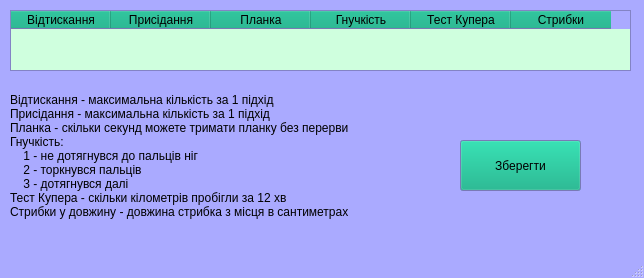
Qt form physicaltestwindow.ui (Stalkeroid13/Health_statistic) before a commit.
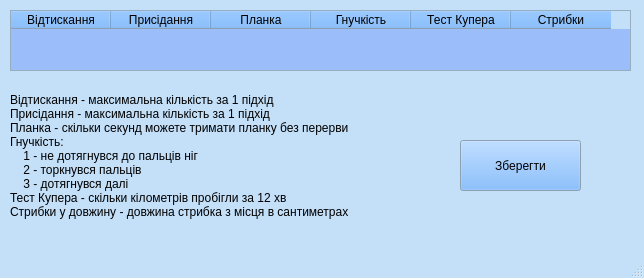
The same form after that commit.

What changed in the file:
```diff
--- a/physicaltestwindow.ui
+++ b/physicaltestwindow.ui
@@ -16,27 +16,81 @@
      <colorrole role="Button">
       <brush brushstyle="SolidPattern">
        <color alpha="255">
+        <red>103</red>
+        <green>170</green>
+        <blue>249</blue>
+       </color>
+      </brush>
+     </colorrole>
+     <colorrole role="BrightText">
+      <brush brushstyle="SolidPattern">
+       <color alpha="255">
         <red>0</red>
-        <green>170</green>
-        <blue>127</blue>
+        <green>0</green>
+        <blue>0</blue>
        </color>
       </brush>
      </colorrole>
      <colorrole role="Base">
       <brush brushstyle="SolidPattern">
        <color alpha="255">
-        <red>207</red>
-        <green>255</green>
-        <blue>222</blue>
+        <red>155</red>
+        <green>189</green>
+        <blue>249</blue>
        </color>
       </brush>
      </colorrole>
      <colorrole role="Window">
       <brush brushstyle="SolidPattern">
        <color alpha="255">
-        <red>170</red>
-        <green>170</green>
-        <blue>255</blue>
+        <red>196</red>
+        <green>224</green>
+        <blue>249</blue>
+       </color>
+      </brush>
+     </colorrole>
+     <colorrole role="Highlight">
+      <brush brushstyle="SolidPattern">
+       <color alpha="255">
+        <red>185</red>
+        <green>95</green>
+        <blue>137</blue>
+       </color>
+      </brush>
+     </colorrole>
+     <colorrole role="Link">
+      <brush brushstyle="SolidPattern">
+       <color alpha="255">
+        <red>46</red>
+        <green>192</green>
+        <blue>249</blue>
+       </color>
+      </brush>
+     </colorrole>
+     <colorrole role="LinkVisited">
+      <brush brushstyle="SolidPattern">
+       <color alpha="255">
+        <red>31</red>
+        <green>131</green>
+        <blue>168</blue>
+       </color>
+      </brush>
+     </colorrole>
+     <colorrole role="AlternateBase">
+      <brush brushstyle="SolidPattern">
+       <color alpha="255">
+        <red>196</red>
+        <green>224</green>
+        <blue>249</blue>
+       </color>
+      </brush>
+     </colorrole>
+     <colorrole role="Accent">
+      <brush brushstyle="SolidPattern">
+       <color alpha="255">
+        <red>128</red>
+        <green>128</green>
+        <blue>128</blue>
        </color>
       </brush>
      </colorrole>
@@ -45,27 +99,81 @@
      <colorrole role="Button">
       <brush brushstyle="SolidPattern">
        <color alpha="255">
+        <red>103</red>
+        <green>170</green>
+        <blue>249</blue>
+       </color>
+      </brush>
+     </colorrole>
+     <colorrole role="BrightText">
+      <brush brushstyle="SolidPattern">
+       <color alpha="255">
         <red>0</red>
-        <green>170</green>
-        <blue>127</blue>
+        <green>0</green>
+        <blue>0</blue>
        </color>
       </brush>
      </colorrole>
      <colorrole role="Base">
       <brush brushstyle="SolidPattern">
        <color alpha="255">
-        <red>207</red>
-        <green>255</green>
-        <blue>222</blue>
+        <red>155</red>
+        <green>189</green>
+        <blue>249</blue>
        </color>
       </brush>
      </colorrole>
      <colorrole role="Window">
       <brush brushstyle="SolidPattern">
        <color alpha="255">
-        <red>170</red>
-        <green>170</green>
-        <blue>255</blue>
+        <red>196</red>
+        <green>224</green>
+        <blue>249</blue>
+       </color>
+      </brush>
+     </colorrole>
+     <colorrole role="Highlight">
+      <brush brushstyle="SolidPattern">
+       <color alpha="255">
+        <red>185</red>
+        <green>95</green>
+        <blue>137</blue>
+       </color>
+      </brush>
+     </colorrole>
+     <colorrole role="Link">
+      <brush brushstyle="SolidPattern">
+       <color alpha="255">
+        <red>46</red>
+        <green>192</green>
+        <blue>249</blue>
+       </color>
+      </brush>
+     </colorrole>
+     <colorrole role="LinkVisited">
+      <brush brushstyle="SolidPattern">
+       <color alpha="255">
+        <red>31</red>
+        <green>131</green>
+        <blue>168</blue>
+       </color>
+      </brush>
+     </colorrole>
+     <colorrole role="AlternateBase">
+      <brush brushstyle="SolidPattern">
+       <color alpha="255">
+        <red>196</red>
+        <green>224</green>
+        <blue>249</blue>
+       </color>
+      </brush>
+     </colorrole>
+     <colorrole role="Accent">
+      <brush brushstyle="SolidPattern">
+       <color alpha="255">
+        <red>128</red>
+        <green>128</green>
+        <blue>128</blue>
        </color>
       </brush>
      </colorrole>
@@ -74,27 +182,72 @@
      <colorrole role="Button">
       <brush brushstyle="SolidPattern">
        <color alpha="255">
+        <red>103</red>
+        <green>170</green>
+        <blue>249</blue>
+       </color>
+      </brush>
+     </colorrole>
+     <colorrole role="BrightText">
+      <brush brushstyle="SolidPattern">
+       <color alpha="255">
         <red>0</red>
-        <green>170</green>
-        <blue>127</blue>
+        <green>0</green>
+        <blue>0</blue>
        </color>
       </brush>
      </colorrole>
      <colorrole role="Base">
       <brush brushstyle="SolidPattern">
        <color alpha="255">
-        <red>170</red>
-        <green>170</green>
-        <blue>255</blue>
+        <red>196</red>
+        <green>224</green>
+        <blue>249</blue>
        </color>
       </brush>
      </colorrole>
      <colorrole role="Window">
       <brush brushstyle="SolidPattern">
        <color alpha="255">
-        <red>170</red>
-        <green>170</green>
-        <blue>255</blue>
+        <red>196</red>
+        <green>224</green>
+        <blue>249</blue>
+       </color>
+      </brush>
+     </colorrole>
+     <colorrole role="Link">
+      <brush brushstyle="SolidPattern">
+       <color alpha="255">
+        <red>46</red>
+        <green>192</green>
+        <blue>249</blue>
+       </color>
+      </brush>
+     </colorrole>
+     <colorrole role="LinkVisited">
+      <brush brushstyle="SolidPattern">
+       <color alpha="255">
+        <red>31</red>
+        <green>131</green>
+        <blue>168</blue>
+       </color>
+      </brush>
+     </colorrole>
+     <colorrole role="AlternateBase">
+      <brush brushstyle="SolidPattern">
+       <color alpha="255">
+        <red>196</red>
+        <green>224</green>
+        <blue>249</blue>
+       </color>
+      </brush>
+     </colorrole>
+     <colorrole role="Accent">
+      <brush brushstyle="SolidPattern">
+       <color alpha="255">
+        <red>128</red>
+        <green>128</green>
+        <blue>128</blue>
        </color>
       </brush>
      </colorrole>
@@ -120,6 +273,250 @@
       <verstretch>0</verstretch>
      </sizepolicy>
     </property>
+    <property name="palette">
+     <palette>
+      <active>
+       <colorrole role="Button">
+        <brush brushstyle="SolidPattern">
+         <color alpha="255">
+          <red>103</red>
+          <green>170</green>
+          <blue>249</blue>
+         </color>
+        </brush>
+       </colorrole>
+       <colorrole role="BrightText">
+        <brush brushstyle="SolidPattern">
+         <color alpha="255">
+          <red>0</red>
+          <green>0</green>
+          <blue>0</blue>
+         </color>
+        </brush>
+       </colorrole>
+       <colorrole role="Base">
+        <brush brushstyle="SolidPattern">
+         <color alpha="255">
+          <red>155</red>
+          <green>189</green>
+          <blue>249</blue>
+         </color>
+        </brush>
+       </colorrole>
+       <colorrole role="Window">
+        <brush brushstyle="SolidPattern">
+         <color alpha="255">
+          <red>196</red>
+          <green>224</green>
+          <blue>249</blue>
+         </color>
+        </brush>
+       </colorrole>
+       <colorrole role="Highlight">
+        <brush brushstyle="SolidPattern">
+         <color alpha="255">
+          <red>185</red>
+          <green>95</green>
+          <blue>137</blue>
+         </color>
+        </brush>
+       </colorrole>
+       <colorrole role="Link">
+        <brush brushstyle="SolidPattern">
+         <color alpha="255">
+          <red>46</red>
+          <green>192</green>
+          <blue>249</blue>
+         </color>
+        </brush>
+       </colorrole>
+       <colorrole role="LinkVisited">
+        <brush brushstyle="SolidPattern">
+         <color alpha="255">
+          <red>31</red>
+          <green>131</green>
+          <blue>168</blue>
+         </color>
+        </brush>
+       </colorrole>
+       <colorrole role="AlternateBase">
+        <brush brushstyle="SolidPattern">
+         <color alpha="255">
+          <red>196</red>
+          <green>224</green>
+          <blue>249</blue>
+         </color>
+        </brush>
+       </colorrole>
+       <colorrole role="Accent">
+        <brush brushstyle="SolidPattern">
+         <color alpha="255">
+          <red>128</red>
+          <green>128</green>
+          <blue>128</blue>
+         </color>
+        </brush>
+       </colorrole>
+      </active>
+      <inactive>
+       <colorrole role="Button">
+        <brush brushstyle="SolidPattern">
+         <color alpha="255">
+          <red>103</red>
+          <green>170</green>
+          <blue>249</blue>
+         </color>
+        </brush>
+       </colorrole>
+       <colorrole role="BrightText">
+        <brush brushstyle="SolidPattern">
+         <color alpha="255">
+          <red>0</red>
+          <green>0</green>
+          <blue>0</blue>
+         </color>
+        </brush>
+       </colorrole>
+       <colorrole role="Base">
+        <brush brushstyle="SolidPattern">
+         <color alpha="255">
+          <red>155</red>
+          <green>189</green>
+          <blue>249</blue>
+         </color>
+        </brush>
+       </colorrole>
+       <colorrole role="Window">
+        <brush brushstyle="SolidPattern">
+         <color alpha="255">
+          <red>196</red>
+          <green>224</green>
+          <blue>249</blue>
+         </color>
+        </brush>
+       </colorrole>
+       <colorrole role="Highlight">
+        <brush brushstyle="SolidPattern">
+         <color alpha="255">
+          <red>185</red>
+          <green>95</green>
+          <blue>137</blue>
+         </color>
+        </brush>
+       </colorrole>
+       <colorrole role="Link">
+        <brush brushstyle="SolidPattern">
+         <color alpha="255">
+          <red>46</red>
+          <green>192</green>
+          <blue>249</blue>
+         </color>
+        </brush>
+       </colorrole>
+       <colorrole role="LinkVisited">
+        <brush brushstyle="SolidPattern">
+         <color alpha="255">
+          <red>31</red>
+          <green>131</green>
+          <blue>168</blue>
+         </color>
+        </brush>
+       </colorrole>
+       <colorrole role="AlternateBase">
+        <brush brushstyle="SolidPattern">
+         <color alpha="255">
+          <red>196</red>
+          <green>224</green>
+          <blue>249</blue>
+         </color>
+        </brush>
+       </colorrole>
+       <colorrole role="Accent">
+        <brush brushstyle="SolidPattern">
+         <color alpha="255">
+          <red>128</red>
+          <green>128</green>
+          <blue>128</blue>
+         </color>
+        </brush>
+       </colorrole>
+      </inactive>
+      <disabled>
+       <colorrole role="Button">
+        <brush brushstyle="SolidPattern">
+         <color alpha="255">
+          <red>103</red>
+          <green>170</green>
+          <blue>249</blue>
+         </color>
+        </brush>
+       </colorrole>
+       <colorrole role="BrightText">
+        <brush brushstyle="SolidPattern">
+         <color alpha="255">
+          <red>0</red>
+          <green>0</green>
+          <blue>0</blue>
+         </color>
+        </brush>
+       </colorrole>
+       <colorrole role="Base">
+        <brush brushstyle="SolidPattern">
+         <color alpha="255">
+          <red>196</red>
+          <green>224</green>
+          <blue>249</blue>
+         </color>
+        </brush>
+       </colorrole>
+       <colorrole role="Window">
+        <brush brushstyle="SolidPattern">
+         <color alpha="255">
+          <red>196</red>
+          <green>224</green>
+          <blue>249</blue>
+         </color>
+        </brush>
+       </colorrole>
+       <colorrole role="Link">
+        <brush brushstyle="SolidPattern">
+         <color alpha="255">
+          <red>46</red>
+          <green>192</green>
+          <blue>249</blue>
+         </color>
+        </brush>
+       </colorrole>
+       <colorrole role="LinkVisited">
+        <brush brushstyle="SolidPattern">
+         <color alpha="255">
+          <red>31</red>
+          <green>131</green>
+          <blue>168</blue>
+         </color>
+        </brush>
+       </colorrole>
+       <colorrole role="AlternateBase">
+        <brush brushstyle="SolidPattern">
+         <color alpha="255">
+          <red>196</red>
+          <green>224</green>
+          <blue>249</blue>
+         </color>
+        </brush>
+       </colorrole>
+       <colorrole role="Accent">
+        <brush brushstyle="SolidPattern">
+         <color alpha="255">
+          <red>128</red>
+          <green>128</green>
+          <blue>128</blue>
+         </color>
+        </brush>
+       </colorrole>
+      </disabled>
+     </palette>
+    </property>
     <column>
      <property name="text">
       <string>Відтискання</string>
@@ -181,6 +578,250 @@
       <height>51</height>
      </rect>
     </property>
+    <property name="palette">
+     <palette>
+      <active>
+       <colorrole role="Button">
+        <brush brushstyle="SolidPattern">
+         <color alpha="255">
+          <red>103</red>
+          <green>170</green>
+          <blue>249</blue>
+         </color>
+        </brush>
+       </colorrole>
+       <colorrole role="BrightText">
+        <brush brushstyle="SolidPattern">
+         <color alpha="255">
+          <red>0</red>
+          <green>0</green>
+          <blue>0</blue>
+         </color>
+        </brush>
+       </colorrole>
+       <colorrole role="Base">
+        <brush brushstyle="SolidPattern">
+         <color alpha="255">
+          <red>155</red>
+          <green>189</green>
+          <blue>249</blue>
+         </color>
+        </brush>
+       </colorrole>
+       <colorrole role="Window">
+        <brush brushstyle="SolidPattern">
+         <color alpha="255">
+          <red>196</red>
+          <green>224</green>
+          <blue>249</blue>
+         </color>
+        </brush>
+       </colorrole>
+       <colorrole role="Highlight">
+        <brush brushstyle="SolidPattern">
+         <color alpha="255">
+          <red>185</red>
+          <green>95</green>
+          <blue>137</blue>
+         </color>
+        </brush>
+       </colorrole>
+       <colorrole role="Link">
+        <brush brushstyle="SolidPattern">
+         <color alpha="255">
+          <red>46</red>
+          <green>192</green>
+          <blue>249</blue>
+         </color>
+        </brush>
+       </colorrole>
+       <colorrole role="LinkVisited">
+        <brush brushstyle="SolidPattern">
+         <color alpha="255">
+          <red>31</red>
+          <green>131</green>
+          <blue>168</blue>
+         </color>
+        </brush>
+       </colorrole>
+       <colorrole role="AlternateBase">
+        <brush brushstyle="SolidPattern">
+         <color alpha="255">
+          <red>196</red>
+          <green>224</green>
+          <blue>249</blue>
+         </color>
+        </brush>
+       </colorrole>
+       <colorrole role="Accent">
+        <brush brushstyle="SolidPattern">
+         <color alpha="255">
+          <red>128</red>
+          <green>128</green>
+          <blue>128</blue>
+         </color>
+        </brush>
+       </colorrole>
+      </active>
+      <inactive>
+       <colorrole role="Button">
+        <brush brushstyle="SolidPattern">
+         <color alpha="255">
+          <red>103</red>
+          <green>170</green>
+          <blue>249</blue>
+         </color>
+        </brush>
+       </colorrole>
+       <colorrole role="BrightText">
+        <brush brushstyle="SolidPattern">
+         <color alpha="255">
+          <red>0</red>
+          <green>0</green>
+          <blue>0</blue>
+         </color>
+        </brush>
+       </colorrole>
+       <colorrole role="Base">
+        <brush brushstyle="SolidPattern">
+         <color alpha="255">
+          <red>155</red>
+          <green>189</green>
+          <blue>249</blue>
+         </color>
+        </brush>
+       </colorrole>
+       <colorrole role="Window">
+        <brush brushstyle="SolidPattern">
+         <color alpha="255">
+          <red>196</red>
+          <green>224</green>
+          <blue>249</blue>
+         </color>
+        </brush>
+       </colorrole>
+       <colorrole role="Highlight">
+        <brush brushstyle="SolidPattern">
+         <color alpha="255">
+          <red>185</red>
+          <green>95</green>
+          <blue>137</blue>
+         </color>
+        </brush>
+       </colorrole>
+       <colorrole role="Link">
+        <brush brushstyle="SolidPattern">
+         <color alpha="255">
+          <red>46</red>
+          <green>192</green>
+          <blue>249</blue>
+         </color>
+        </brush>
+       </colorrole>
+       <colorrole role="LinkVisited">
+        <brush brushstyle="SolidPattern">
+         <color alpha="255">
+          <red>31</red>
+          <green>131</green>
+          <blue>168</blue>
+         </color>
+        </brush>
+       </colorrole>
+       <colorrole role="AlternateBase">
+        <brush brushstyle="SolidPattern">
+         <color alpha="255">
+          <red>196</red>
+          <green>224</green>
+          <blue>249</blue>
+         </color>
+        </brush>
+       </colorrole>
+       <colorrole role="Accent">
+        <brush brushstyle="SolidPattern">
+         <color alpha="255">
+          <red>128</red>
+          <green>128</green>
+          <blue>128</blue>
+         </color>
+        </brush>
+       </colorrole>
+      </inactive>
+      <disabled>
+       <colorrole role="Button">
+        <brush brushstyle="SolidPattern">
+         <color alpha="255">
+          <red>103</red>
+          <green>170</green>
+          <blue>249</blue>
+         </color>
+        </brush>
+       </colorrole>
+       <colorrole role="BrightText">
+        <brush brushstyle="SolidPattern">
+         <color alpha="255">
+          <red>0</red>
+          <green>0</green>
+          <blue>0</blue>
+         </color>
+        </brush>
+       </colorrole>
+       <colorrole role="Base">
+        <brush brushstyle="SolidPattern">
+         <color alpha="255">
+          <red>196</red>
+          <green>224</green>
+          <blue>249</blue>
+         </color>
+        </brush>
+       </colorrole>
+       <colorrole role="Window">
+        <brush brushstyle="SolidPattern">
+         <color alpha="255">
+          <red>196</red>
+          <green>224</green>
+          <blue>249</blue>
+         </color>
+        </brush>
+       </colorrole>
+       <colorrole role="Link">
+        <brush brushstyle="SolidPattern">
+         <color alpha="255">
+          <red>46</red>
+          <green>192</green>
+          <blue>249</blue>
+         </color>
+        </brush>
+       </colorrole>
+       <colorrole role="LinkVisited">
+        <brush brushstyle="SolidPattern">
+         <color alpha="255">
+          <red>31</red>
+          <green>131</green>
+          <blue>168</blue>
+         </color>
+        </brush>
+       </colorrole>
+       <colorrole role="AlternateBase">
+        <brush brushstyle="SolidPattern">
+         <color alpha="255">
+          <red>196</red>
+          <green>224</green>
+          <blue>249</blue>
+         </color>
+        </brush>
+       </colorrole>
+       <colorrole role="Accent">
+        <brush brushstyle="SolidPattern">
+         <color alpha="255">
+          <red>128</red>
+          <green>128</green>
+          <blue>128</blue>
+         </color>
+        </brush>
+       </colorrole>
+      </disabled>
+     </palette>
+    </property>
     <property name="text">
      <string>Зберегти</string>
     </property>
```
Left out of the diff: 2 changed lines with no effect on the pictures.
